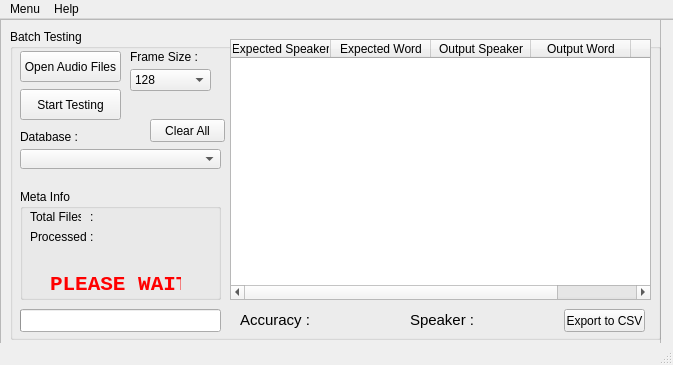
Qt form Program/view/ui_files/BatchTestWindow.ui (sukorenomw/MFCC-and-LVQ-for-TDSV) before a commit.
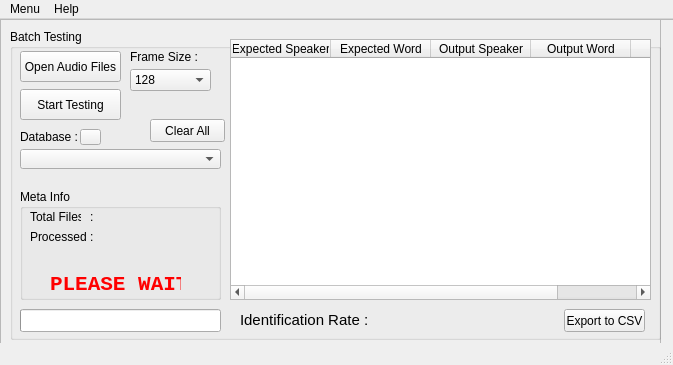
The same form after that commit. Icons and pictures are not drawn.

```diff
--- a/Program/view/ui_files/BatchTestWindow.ui
+++ b/Program/view/ui_files/BatchTestWindow.ui
@@ -343,7 +343,7 @@
        <rect>
         <x>230</x>
         <y>280</y>
-        <width>71</width>
+        <width>131</width>
         <height>21</height>
        </rect>
       </property>
@@ -353,15 +353,15 @@
        </font>
       </property>
       <property name="text">
-       <string>Accuracy :</string>
+       <string>Identification Rate :</string>
       </property>
      </widget>
      <widget class="QLabel" name="accuracyVal">
       <property name="geometry">
        <rect>
-        <x>310</x>
+        <x>360</x>
         <y>280</y>
-        <width>71</width>
+        <width>81</width>
         <height>21</height>
        </rect>
       </property>
@@ -397,42 +397,6 @@
        </rect>
       </property>
      </widget>
-     <widget class="QLabel" name="speakerAccVal">
-      <property name="geometry">
-       <rect>
-        <x>470</x>
-        <y>280</y>
-        <width>71</width>
-        <height>21</height>
-       </rect>
-      </property>
-      <property name="font">
-       <font>
-        <pointsize>11</pointsize>
-       </font>
-      </property>
-      <property name="text">
-       <string/>
-      </property>
-     </widget>
-     <widget class="QLabel" name="accuracyLbl_2">
-      <property name="geometry">
-       <rect>
-        <x>400</x>
-        <y>280</y>
-        <width>71</width>
-        <height>21</height>
-       </rect>
-      </property>
-      <property name="font">
-       <font>
-        <pointsize>11</pointsize>
-       </font>
-      </property>
-      <property name="text">
-       <string>Speaker :</string>
-      </property>
-     </widget>
      <widget class="QPushButton" name="clrFilesBtn">
       <property name="geometry">
        <rect>
@@ -446,6 +410,29 @@
        <string>Clear All</string>
       </property>
      </widget>
+     <widget class="QPushButton" name="reloadDatabaseBtn">
+      <property name="geometry">
+       <rect>
+        <x>70</x>
+        <y>100</y>
+        <width>21</width>
+        <height>16</height>
+       </rect>
+      </property>
+      <property name="text">
+       <string/>
+      </property>
+      <property name="icon">
+       <iconset resource="image_set.qrc">
+        <normaloff>:/icons/1462919668_Update.png</normaloff>:/icons/1462919668_Update.png</iconset>
+      </property>
+      <property name="iconSize">
+       <size>
+        <width>12</width>
+        <height>12</height>
+       </size>
+      </property>
+     </widget>
     </widget>
    </widget>
   </widget>
```
